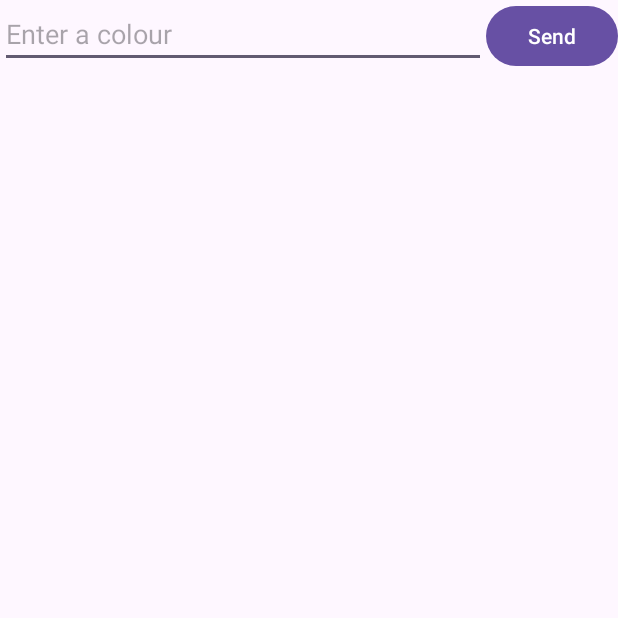
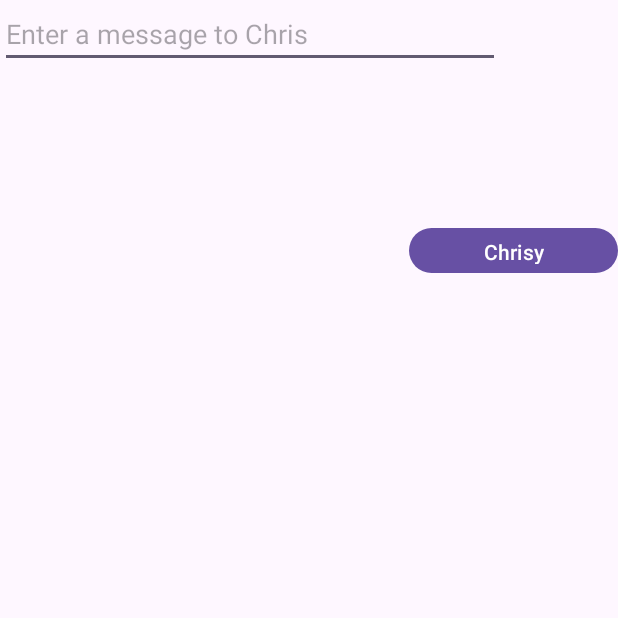
Before and after one commit to Naokotani/mobi, an Android app: the screen it shows after launch (MainActivity), on a phone screen of 412 x 824 dp, the top half of it. Run offline under Robolectric (Android 15) with nearby library versions, the light colour scheme and no system bars.

Commit message:
Finished ready for pdf

```diff
--- a/M01_DisplayMessage/app/src/main/res/layout/activity_main.xml
+++ b/M01_DisplayMessage/app/src/main/res/layout/activity_main.xml
@@ -1,17 +1,27 @@
 <?xml version="1.0" encoding="utf-8"?>
-<LinearLayout xmlns:android="http://schemas.android.com/apk/res/android"
+<androidx.constraintlayout.widget.ConstraintLayout xmlns:android="http://schemas.android.com/apk/res/android"
+    xmlns:app="http://schemas.android.com/apk/res-auto"
     xmlns:tools="http://schemas.android.com/tools"
+    android:id="@+id/linearLayout"
     android:layout_width="match_parent"
-    android:layout_height="match_parent"
-    android:orientation="horizontal" >
-    <EditText android:id="@+id/edit_message"
-        android:layout_weight="1"
-        android:layout_width="0dp"
+    android:layout_height="match_parent">
+
+    <EditText
+        android:id="@+id/edit_message"
+        android:layout_width="333dp"
         android:layout_height="wrap_content"
-        android:hint="@string/edit_message" />
+        android:hint="@string/edit_message"
+        tools:layout_editor_absoluteY="2dp" />
+
     <Button
-        android:layout_width="wrap_content"
-        android:layout_height="wrap_content"
+        android:id="@+id/button"
+        android:layout_width="139dp"
+        android:layout_height="38dp"
+        android:layout_marginTop="148dp"
+        android:onClick="sendMessage"
         android:text="@string/button_send"
-        android:onClick="sendMessage" />
-</LinearLayout>
+        app:layout_constraintEnd_toEndOf="parent"
+        app:layout_constraintHorizontal_bias="1.0"
+        app:layout_constraintStart_toEndOf="@+id/edit_message"
+        app:layout_constraintTop_toTopOf="parent" />
+</androidx.constraintlayout.widget.ConstraintLayout>
--- a/M01_DisplayMessage/app/src/main/res/values/strings.xml
+++ b/M01_DisplayMessage/app/src/main/res/values/strings.xml
@@ -3,10 +3,10 @@
 
     <string name="action_settings">Settings</string>
 
-    <string name="edit_message">Enter a colour</string>
-    <string name="button_send">Send</string>
+    <string name="edit_message">Enter a message to Chris</string>
+    <string name="button_send">Chrisy</string>
     <string name="title_activity_display_message">Russ Message</string>
 
     <string name="hello_world">Hello world!</string>
-
+    <string name="cool_new_message" id="3">This is the coolest message ever Chris</string>
 </resources>
--- a/M02_Calculator/app/src/main/res/values/strings.xml
+++ b/M02_Calculator/app/src/main/res/values/strings.xml
@@ -1,3 +1,7 @@
 <resources>
     <string name="app_name">M01_Calculator</string>
+    <string name="add">Add</string>
+    <string name="subtract">Subtract</string>
+    <string name="divide">Divide</string>
+    <string name="multiply">Multiply</string>
 </resources>
```
Also changed, not shown: M01_DisplayMessage/app/src/main/java/com/example/displaymessage/DisplayMessageActivity.java (+24 -2 lines), M02_Calculator/app/src/main/java/com/example/calculator/Calculate.java (added, +55 -0 lines), M02_Calculator/app/src/main/java/com/example/calculator/Inputs.java (added, +30 -0 lines), M02_Calculator/app/src/main/java/com/example/calculator/MainActivity.java (+49 -32 lines), M02_Calculator/app/src/main/res/layout/activity_main.xml (+13 -22 lines).
